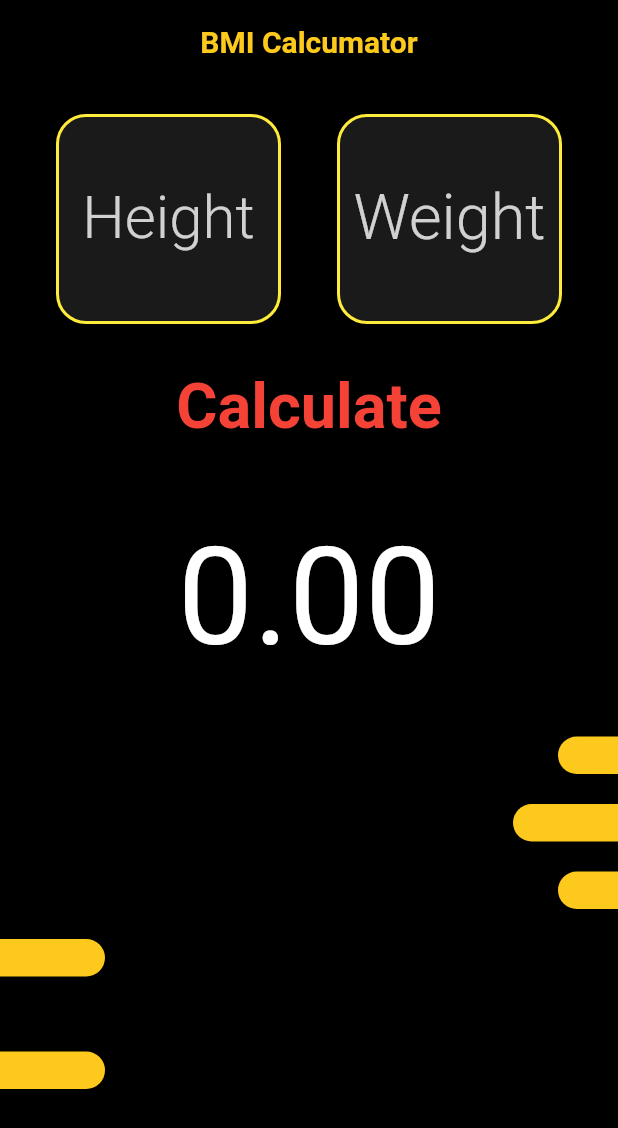
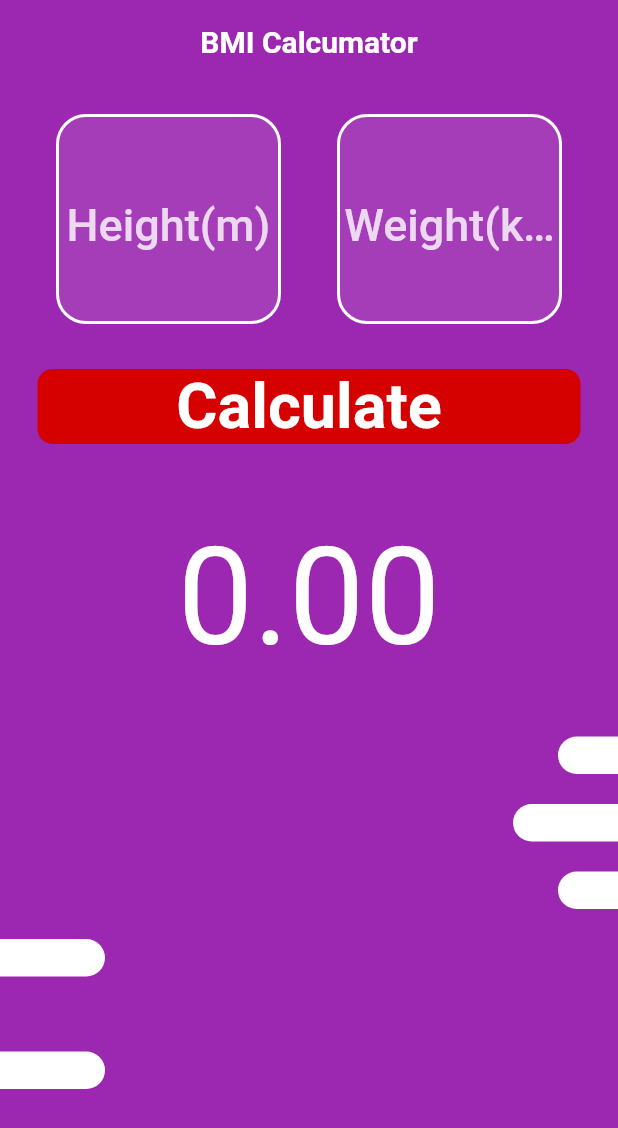
Before and after one commit to aryamanshrivastava/BMI-Calculator, a Flutter app: the screen it shows after launch, on a phone screen of 412 x 824 dp. Shown: the top 1128 px of the screen. Run offline on Flutter 3.47's test engine with Material 2 defaults, Android fonts, the phone set to English and light mode, and no system bars.

Commit message:
UI Complete

```diff
--- a/lib/constants/app_const.dart
+++ /dev/null
@@ -1,3 +0,0 @@
-import 'package:hexcolor/hexcolor.dart';
-import 'package:flutter/material.dart';
-final Color accentHexColor = HexColor("#FCC91C");
--- a/lib/screens/home.dart
+++ b/lib/screens/home.dart
@@ -1,6 +1,5 @@
 // ignore_for_file: prefer_const_constructors
 
-import 'package:bmi_calculator/constants/app_const.dart';
 import 'package:bmi_calculator/widgets/left_bar.dart';
 import 'package:bmi_calculator/widgets/right_bar.dart';
 import 'package:flutter/material.dart';
@@ -24,13 +23,13 @@ class _HomeScreenState extends State<HomeScreen> {
       appBar: AppBar(
         title: Text(
           'BMI Calcumator',
-          style: TextStyle(color: accentHexColor, fontWeight: FontWeight.bold),
+          style: TextStyle(color: Colors.white, fontWeight: FontWeight.bold),
         ),
-        backgroundColor: Colors.black,
+        backgroundColor: Colors.purple,
         elevation: 0,
         centerTitle: true,
       ),
-      backgroundColor: Colors.black,
+      backgroundColor: Colors.purple,
       body: SingleChildScrollView(
         child: Column(
           children: [
@@ -43,26 +42,25 @@ class _HomeScreenState extends State<HomeScreen> {
                 Container(
                   height: 140,
                   decoration: BoxDecoration(
-                      border: Border.all(color: Colors.yellow, width: 2),
+                      border: Border.all(color: Colors.white, width: 2),
                       borderRadius: BorderRadius.circular(20),
                       color: Colors.white10),
                   width: 150,
-                  child: Padding(
-                    padding: const EdgeInsets.only(top: 30),
+                  child: Center(
                     child: TextField(
                       textAlign: TextAlign.center,
                       controller: _heightController,
                       style: TextStyle(
                           fontSize: 42,
-                          fontWeight: FontWeight.w300,
+                          fontWeight: FontWeight.bold,
                           color: Colors.white),
                       keyboardType: TextInputType.number,
                       decoration: InputDecoration(
                           border: InputBorder.none,
-                          hintText: "Height",
+                          hintText: "Height(m)",
                           hintStyle: TextStyle(
-                              fontSize: 40,
-                              fontWeight: FontWeight.w300,
+                              fontSize: 30,
+                              fontWeight: FontWeight.w500,
                               color: Colors.white.withOpacity(.8))),
                     ),
                   ),
@@ -70,26 +68,25 @@ class _HomeScreenState extends State<HomeScreen> {
                 Container(
                   height: 140,
                   decoration: BoxDecoration(
-                      border: Border.all(color: Colors.yellow, width: 2),
+                      border: Border.all(color: Colors.white, width: 2),
                       borderRadius: BorderRadius.circular(20),
                       color: Colors.white10),
                   width: 150,
-                  child: Padding(
-                    padding: const EdgeInsets.only(top: 30),
+                  child: Center(
                     child: TextField(
                       textAlign: TextAlign.center,
                       controller: _weightController,
                       style: TextStyle(
                           fontSize: 42,
-                          fontWeight: FontWeight.w300,
+                          fontWeight: FontWeight.bold,
                           color: Colors.white),
                       keyboardType: TextInputType.number,
                       decoration: InputDecoration(
                           border: InputBorder.none,
-                          hintText: "Weight",
+                          hintText: "Weight(kg)",
                           hintStyle: TextStyle(
-                              fontSize: 42,
-                              fontWeight: FontWeight.w300,
+                              fontSize: 30,
+                              fontWeight: FontWeight.w500,
                               color: Colors.white.withOpacity(.8))),
                     ),
                   ),
@@ -115,19 +112,19 @@ class _HomeScreenState extends State<HomeScreen> {
                 });
               },
               child: Container(
-                margin: EdgeInsets.symmetric(horizontal: 10),
+                margin: EdgeInsets.symmetric(horizontal: 25),
                 width: MediaQuery.of(context).size.width,
                 height: 50,
                 decoration: BoxDecoration(
                     borderRadius: BorderRadius.circular(10),
-                    color: Colors.transparent),
+                    color: Colors.redAccent[700]),
                 child: Center(
                   child: Text(
                     'Calculate',
                     style: TextStyle(
                         fontSize: 42,
                         fontWeight: FontWeight.bold,
-                        color: Colors.red),
+                        color: Colors.white),
                   ),
                 ),
               ),
@@ -148,8 +145,8 @@ class _HomeScreenState extends State<HomeScreen> {
                 _textResult,
                 style: TextStyle(
                     fontSize: 32,
-                    color: accentHexColor,
-                    fontWeight: FontWeight.w400),
+                    color: Colors.yellowAccent,
+                    fontWeight: FontWeight.w500),
               ),
             ),
             SizedBox(
--- a/lib/widgets/left_bar.dart
+++ b/lib/widgets/left_bar.dart
@@ -1,6 +1,5 @@
 // ignore_for_file: prefer_const_constructors
 
-import 'package:bmi_calculator/constants/app_const.dart';
 import 'package:flutter/material.dart';
 
 class LeftBar extends StatelessWidget {
@@ -18,7 +17,7 @@ class LeftBar extends StatelessWidget {
           decoration: BoxDecoration(
             borderRadius: BorderRadius.only(
                 topLeft: Radius.circular(20), bottomLeft: Radius.circular(20)),
-            color: accentHexColor,
+            color: Colors.white,
           ),
         ),
       ],
--- a/lib/widgets/right_bar.dart
+++ b/lib/widgets/right_bar.dart
@@ -1,6 +1,5 @@
 // ignore_for_file: prefer_const_constructors
 
-import 'package:bmi_calculator/constants/app_const.dart';
 import 'package:flutter/material.dart';
 
 class RightBar extends StatelessWidget {
@@ -19,7 +18,7 @@ class RightBar extends StatelessWidget {
             borderRadius: BorderRadius.only(
                 topRight: Radius.circular(20),
                 bottomRight: Radius.circular(20)),
-            color: accentHexColor,
+            color: Colors.white,
           ),
         ),
       ],
```
